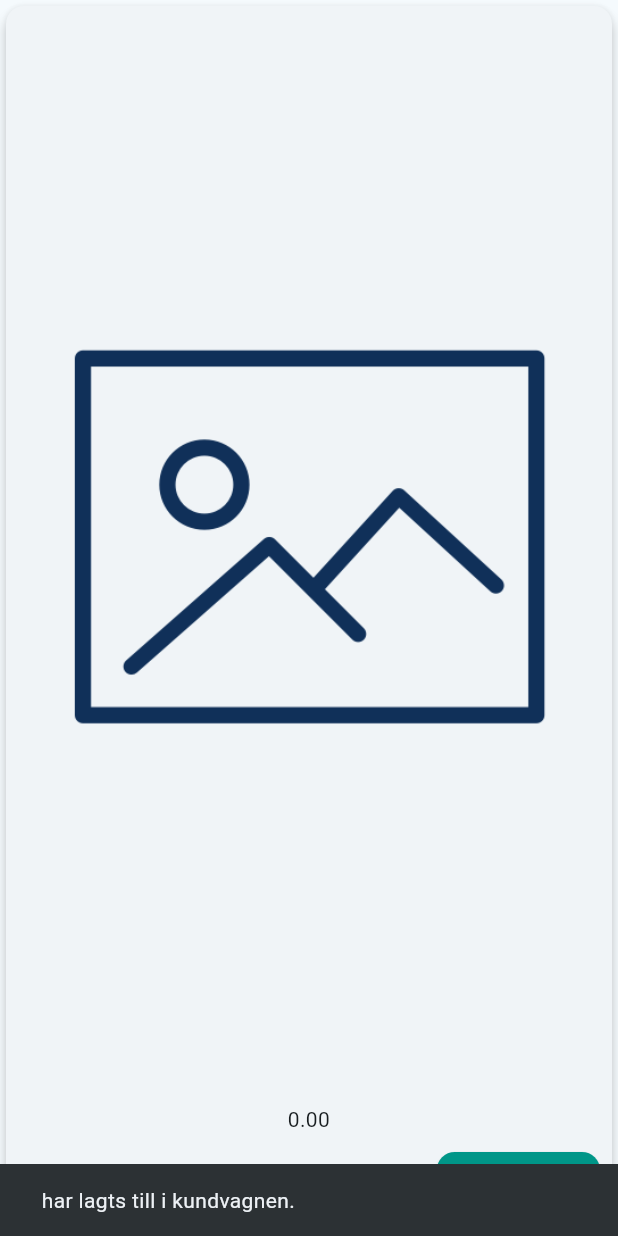
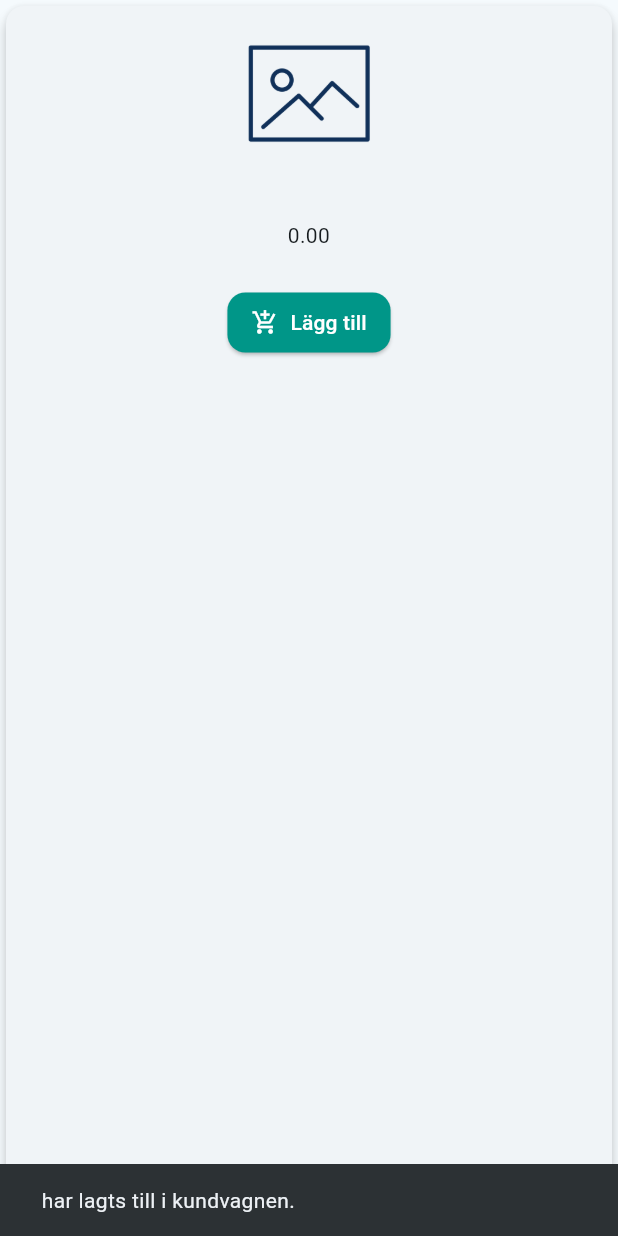
Before and after one commit to Drufsen/iMat, a Flutter app: the ProductCard widget shown alone on an empty page, opened directly with empty values, after a tap on "Lägg till", on a phone screen of 412 x 824 dp. Run offline on Flutter 3.47's test engine with Material 3 defaults, Android fonts, the phone set to English and light mode, and no system bars; network calls fail.

Commit message:
added shoppin cart dropdown menu

```diff
--- a/imat_app/lib/model/imat_data_handler.dart
+++ b/imat_app/lib/model/imat_data_handler.dart
@@ -309,6 +309,15 @@ class ImatDataHandler extends ChangeNotifier {
     return total;
   }
 
+  int getQuantityInCart(Product product) {
+    for (final item in _shoppingCart.items) {
+      if (item.product.productId == product.productId) {
+        return item.amount.toInt();
+      }
+    }
+    return 0;
+  }
+
   // Uppdaterar kundvagnen på servern och
   // meddelar GUI:t att kundvagnen ändrats.
   void setShoppingCart() async {
--- a/imat_app/lib/widgets/product_card.dart
+++ b/imat_app/lib/widgets/product_card.dart
@@ -28,9 +28,36 @@ class ProductCard extends StatelessWidget {
         child: Padding(
           padding: const EdgeInsets.all(AppTheme.paddingSmall),
           child: Column(
-            crossAxisAlignment: CrossAxisAlignment.stretch,
+            crossAxisAlignment: CrossAxisAlignment.center,
             children: [
-              Expanded(child: iMat.getImage(product)),
+              Stack(
+                children: [
+                  SizedBox(height: 100, child: iMat.getImage(product)),
+                  if (iMat.getQuantityInCart(product) > 0)
+                    Positioned(
+                      top: 4,
+                      right: 4,
+                      child: Container(
+                        padding: const EdgeInsets.symmetric(
+                          horizontal: 6,
+                          vertical: 2,
+                        ),
+                        decoration: BoxDecoration(
+                          color: Colors.redAccent,
+                          borderRadius: BorderRadius.circular(12),
+                        ),
+                        child: Text(
+                          iMat.getQuantityInCart(product).toString(),
+                          style: const TextStyle(
+                            color: Colors.white,
+                            fontWeight: FontWeight.bold,
+                            fontSize: 12,
+                          ),
+                        ),
+                      ),
+                    ),
+                ],
+              ),
 
               const SizedBox(height: 8),
               ScalableText(
@@ -41,19 +68,14 @@ class ProductCard extends StatelessWidget {
                 ),
                 textAlign: TextAlign.center,
               ),
-
               const SizedBox(height: 4),
               ScalableText(
                 '${product.price.toStringAsFixed(2)} ${product.unit}',
                 style: const TextStyle(fontSize: 14),
                 textAlign: TextAlign.center,
               ),
-
-              const SizedBox(height: 8),
-              Align(
-                alignment: Alignment.centerRight,
-                child: AddToCartButton(product: product),
-              ),
+              const SizedBox(height: AppTheme.paddingLarge),
+              Center(child: AddToCartButton(product: product)),
             ],
           ),
         ),
--- a/imat_app/lib/widgets/top_bar.dart
+++ b/imat_app/lib/widgets/top_bar.dart
@@ -1,5 +1,6 @@
 import 'package:flutter/material.dart';
 import 'package:imat_app/app_theme.dart';
+import 'package:imat_app/widgets/cart_popup_content.dart';
 
 class TopBar extends StatelessWidget implements PreferredSizeWidget {
   const TopBar({super.key});
@@ -43,10 +44,45 @@ class TopBar extends StatelessWidget implements PreferredSizeWidget {
           icon: const Icon(Icons.favorite_border, color: Colors.amberAccent),
           hoverColor: AppTheme.colorScheme.inversePrimary,
         ),
-        IconButton(
-          onPressed: null,
-          icon: const Icon(Icons.shopping_cart_outlined, color: Colors.teal),
+        Builder(
+          builder: (context) {
+            return IconButton(
+              icon: const Icon(
+                Icons.shopping_cart_outlined,
+                color: Colors.teal,
+              ),
+              onPressed: () {
+                final RenderBox button =
+                    context.findRenderObject() as RenderBox;
+                final overlay =
+                    Overlay.of(context).context.findRenderObject() as RenderBox;
+                final position = RelativeRect.fromRect(
+                  Rect.fromPoints(
+                    button.localToGlobal(Offset.zero, ancestor: overlay),
+                    button.localToGlobal(
+                      button.size.bottomRight(Offset.zero),
+                      ancestor: overlay,
+                    ),
+                  ),
+                  Offset.zero & overlay.size,
+                );
+
+                showMenu(
+                  context: context,
+                  position: position,
+                  items: [
+                    PopupMenuItem(
+                      enabled: false,
+                      padding: EdgeInsets.zero,
+                      child: SizedBox(width: 300, child: CartPopupMenu()),
+                    ),
+                  ],
+                );
+              },
+            );
+          },
         ),
+
         IconButton(
           onPressed: null,
           icon: const Icon(Icons.account_circle_outlined, color: Colors.teal),
```
Also changed, not shown: imat_app/lib/widgets/cart_popup_content.dart (added, +68 -0 lines), imat_app/lib/widgets/product_grid.dart (+5 -2 lines).
